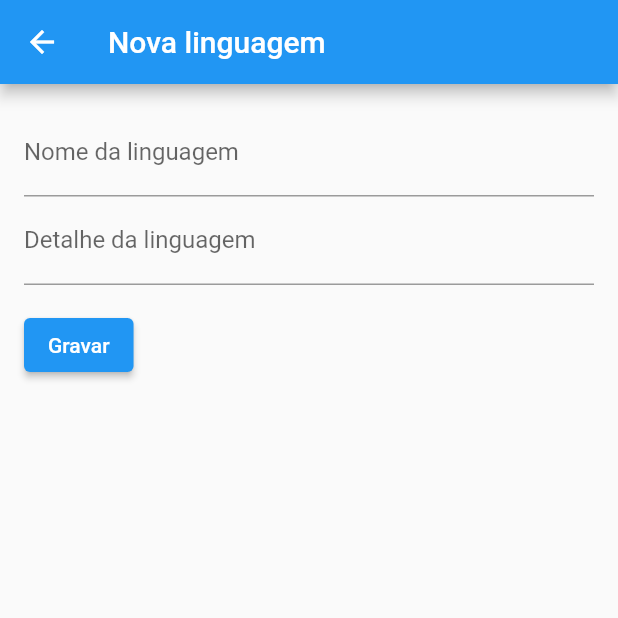
After one commit to rafamazzucato/flutter_widgets_ui_2aojr, a Flutter app: the screen it shows after launch, after a tap on the "add" icon, on a phone screen of 412 x 824 dp, the top half of it. The commit adds this screen. Run offline on Flutter 3.47's test engine with Material 2 defaults, Android fonts, the phone set to English and light mode, and no system bars; our stand-ins replace flutter_svg.

Commit message:
inicio do cadastro

```diff
--- a/lib/main.dart
+++ b/lib/main.dart
@@ -1,4 +1,5 @@
 import 'package:flutter/material.dart';
+import 'package:flutter_widgets_ui/screens/form.dart';
 import 'package:flutter_widgets_ui/screens/principal.dart';
 
 void main() {
@@ -15,7 +16,11 @@ class MyApp extends StatelessWidget {
       theme: ThemeData(
         primarySwatch: Colors.blue,
       ),
-      home: const PrincipalScreenWidget(),
+      initialRoute: "/",
+      routes: {
+        "/" : (context) => const PrincipalScreenWidget(),
+        "/add" : (context) => FormLanguageWidget()
+      },
     );
   }
 }
--- /dev/null
+++ b/lib/screens/form.dart
@@ -0,0 +1,59 @@
+import 'package:flutter/material.dart';
+
+class FormLanguageWidget extends StatelessWidget {
+  FormLanguageWidget({super.key});
+
+  final _formKey = GlobalKey<FormState>();
+  final _nameController = TextEditingController();
+  final _detailController = TextEditingController();
+
+  @override
+  Widget build(BuildContext context) {
+    return Scaffold(
+      appBar: AppBar(title: const Text("Nova linguagem")),
+      body: Padding(
+        padding: const EdgeInsets.all(16),
+        child: Form(
+          key: _formKey,
+          child: Column(
+            crossAxisAlignment: CrossAxisAlignment.start,
+            children: [
+              TextFormField(
+                decoration: const InputDecoration(
+                  hintText: "Nome da linguagem",
+                  labelText: "Nome da linguagem",
+                ),
+                controller: _nameController,
+                validator: (value){
+                  if(value == null || value.isEmpty){
+                    return 'Insira o nome da linguagem';
+                  }
+                  return null;
+                },
+              ),
+              TextFormField(
+                decoration: const InputDecoration(
+                  hintText: "Detalhe da linguagem",
+                  labelText: "Detalhe da linguagem",
+                ),
+                controller: _detailController,
+                validator: (value){
+                  if(value == null || value.isEmpty){
+                    return 'Insira o detalhe da linguagem';
+                  }
+                  return null;
+                },
+              ),
+              Padding(
+                padding: EdgeInsets.only(top: 16),
+                child: ElevatedButton(
+                  child: Text("Gravar"),
+                  onPressed: () {
+
+                  }))
+            ]),
+        ),
+      ),
+    );
+  }
+}
--- a/lib/screens/principal.dart
+++ b/lib/screens/principal.dart
@@ -18,7 +18,11 @@ class _PrincipalScreenWidgetState extends State<PrincipalScreenWidget> {
   @override
   Widget build(BuildContext context) {
     return Scaffold(
-      appBar: AppBar(title: const Text("Minhas linguagens")),
+      appBar: AppBar(
+        title: const Text("Minhas linguagens"),
+        actions: [
+          IconButton(onPressed: _goToForm, icon: const Icon(Icons.add))
+        ]),
       body: Column(children: [
         Center(
             child: Wrap(
@@ -54,4 +58,8 @@ class _PrincipalScreenWidgetState extends State<PrincipalScreenWidget> {
       ));
     }).toList();
   }
+
+  void _goToForm(){
+      Navigator.pushNamed(context, "/add");
+  }
 }
```
